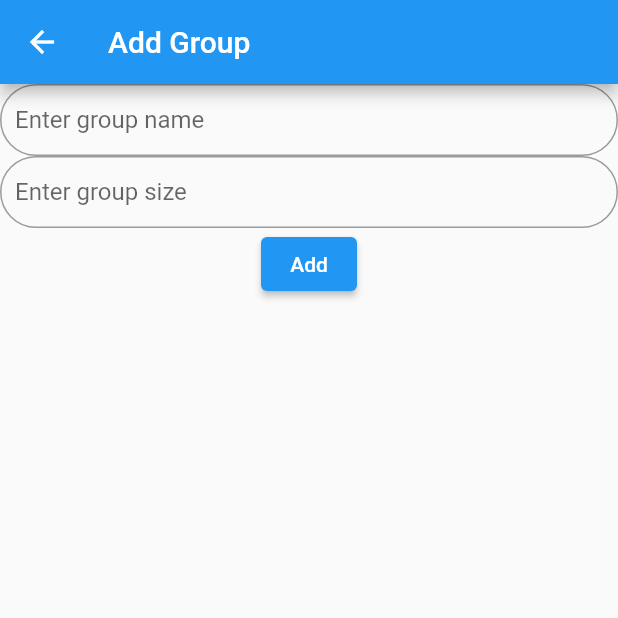
After one commit to aman123424/KLPDTechSoc, a Flutter app: the screen it shows after launch, after a tap on "Add Group", on a phone screen of 412 x 824 dp, the top half of it. The commit adds this screen. Run offline on Flutter 3.47's test engine with Material 2 defaults, Android fonts, the phone set to English and light mode, and no system bars.

Commit message:
Home page

```diff
--- /dev/null
+++ b/KLPDTechSoc-master/lib/Group.dart
@@ -0,0 +1,9 @@
+import 'package:techsoc_comp/User.dart';
+
+class Group{
+  String name;
+  String size;
+  List<User> members;
+
+  Group({required this.name, required this.size, required this.members});
+}
--- /dev/null
+++ b/KLPDTechSoc-master/lib/add_group.dart
@@ -0,0 +1,86 @@
+import 'package:flutter/material.dart';
+import 'package:techsoc_comp/Group.dart';
+
+
+class AddGroup extends StatefulWidget {
+  const AddGroup({Key? key, required this.groups}) : super(key: key);
+  final List<Group> groups;
+
+  @override
+  State<AddGroup> createState() => _AddGroupState();
+}
+
+class _AddGroupState extends State<AddGroup> {
+
+  TextEditingController nameController = TextEditingController();
+  TextEditingController sizeController = TextEditingController();
+  final groupFormKey = GlobalKey<FormState>();
+
+  @override
+  Widget build(BuildContext context) {
+    return Scaffold(
+      appBar: AppBar(
+        title: Text("Add Group"),
+      ),
+      body: Form(
+        key: groupFormKey,
+        child: Column(
+          crossAxisAlignment: CrossAxisAlignment.center,
+          children: [
+            TextFormField(
+              controller: nameController,
+              decoration: InputDecoration(
+                contentPadding:
+                const EdgeInsets.fromLTRB(
+                    10.0, 10.0, 5.0, 2.0),
+                border: OutlineInputBorder(
+                  borderRadius:
+                  BorderRadius.circular(100.0),
+                ),
+                hintText: 'Enter group name',
+              ),
+              validator: (value) {
+                if (value == null || value.isEmpty) {
+                  return "Please enter the group name";
+                }
+                return null;
+              },
+            ),
+
+            TextFormField(
+              controller: sizeController,
+              keyboardType: TextInputType.number,
+              decoration: InputDecoration(
+                contentPadding:
+                const EdgeInsets.fromLTRB(
+                    10.0, 10.0, 5.0, 2.0),
+                border: OutlineInputBorder(
+                  borderRadius:
+                  BorderRadius.circular(100.0),
+                ),
+                hintText: 'Enter group size',
+              ),
+              validator: (value) {
+                if (value == null || value.isEmpty) {
+                  return "Please enter the group size";
+                }
+                return null;
+              },
+            ),
+
+            Center(
+                child: ElevatedButton(
+                    onPressed: () {
+                      if(groupFormKey.currentState!.validate()){
+                        Navigator.pop(context,Group(name: nameController.text, size: sizeController.text, members: []));
+                      }
+                    },
+                    child: Text("Add")
+                )
+            )
+          ],
+        ),
+      )
+    );
+  }
+}
--- a/KLPDTechSoc-master/lib/main.dart
+++ b/KLPDTechSoc-master/lib/main.dart
@@ -1,6 +1,8 @@
 import 'package:flutter/material.dart';
 import 'package:techsoc_comp/Add_expense.dart';
 import 'package:techsoc_comp/User.dart';
+import 'package:techsoc_comp/add_group.dart';
+import 'package:techsoc_comp/Group.dart';
 
 void main() {
   runApp(const MyApp());
@@ -35,22 +37,108 @@ class MyHomePage extends StatefulWidget {
 
 class _MyHomePageState extends State<MyHomePage> {
 
+  List<Group> groups = [];
+
   @override
   Widget build(BuildContext context) {
+    print(groups.length);
     return Scaffold(
       appBar: AppBar(
         title: Text(widget.title),
       ),
       body: Column(
+        mainAxisAlignment: groups.isEmpty? MainAxisAlignment.center : MainAxisAlignment.start,
+        crossAxisAlignment: CrossAxisAlignment.center,
         children: [
-          Text(""),
+          if(groups.isEmpty)
+            Center(child: Text("Please add a group")),
+
+          if(groups.isNotEmpty)
+            ListView.builder(
+              shrinkWrap: true,
+              itemCount: groups.length,
+              itemBuilder: (BuildContext context, int index) {
+                return
+                  // CheckboxListTile(value: value, onChanged: onChanged),
+                  ListTile(
+                    leading: Container(
+                      padding: EdgeInsets.all(5),
+                        decoration: BoxDecoration(
+                        ),
+                        child: Icon(
+                            Icons.group)
+                    ),
+                    trailing: Text(
+                      groups[index].size,
+                      style: TextStyle(color: Colors.green, fontSize: 15),
+                    ),
+                    title: Text(groups[index].name),
+                    onTap: () {
+                      Navigator.push(context, MaterialPageRoute(builder: (context) => addExpense()));
+                    },
+                    onLongPress: () {
+                      showDialog(
+                        context: context,
+                        builder: (context) => AlertDialog(
+                          title: const Text("Delete Group"),
+                          content: Text("Are you sure you want to delete ${groups[index].name}"),
+                          actions: <Widget>[
+                            Row(
+                              mainAxisAlignment: MainAxisAlignment.spaceEvenly,
+                              children: [
+                                ElevatedButton(
+                                  onPressed: () {
+                                    Navigator.of(context).pop();
+                                  },
+                                  child: Container(
+                                    padding: const EdgeInsets.all(14),
+                                    child: const Text("Cancel"),
+                                  ),
+                                ),
+                                ElevatedButton(
+                                  onPressed: () {
+                                    setState(() {
+                                      groups.removeAt(index);
+                                    });
+                                    Navigator.of(context).pop();
+                                  },
+                                  child: Container(
+                                    padding: const EdgeInsets.all(14),
+                                    child: const Text("Delete"),
+                                  ),
+                                ),
+                              ],
+                            )
+                          ],
+                        ),
+                      );
+                    },
+                  );
+
+              },
+            ),
         ],
       ),
-      floatingActionButton: FloatingActionButton(
-        onPressed: () {
-          Navigator.push(context, MaterialPageRoute(builder: (context)=> addExpense() ));
-        },
-
+      floatingActionButton: Container(
+        width: MediaQuery.of(context).size.width*0.45,
+        height: 50,
+        child: ElevatedButton(
+          onPressed: () async{
+            dynamic result = await Navigator.push(context, MaterialPageRoute(builder: (context)=> AddGroup(groups: groups,)));
+            setState(() {
+              groups.add(result);
+            });
+          },
+          style: ElevatedButton.styleFrom(
+          ),
+          child: Row(
+            mainAxisAlignment: MainAxisAlignment.spaceEvenly,
+            children: const [
+              Icon(Icons.group_add_outlined),
+              Text("Add Group"),
+            ],
+          ),
+        ),
       ),
     );
   }
--- a/KLPDTechSoc-master/lib/splitTo.dart
+++ b/KLPDTechSoc-master/lib/splitTo.dart
@@ -31,7 +31,8 @@ class _splitToState extends State<splitTo> {
             shrinkWrap: true,
             itemCount: widget.users.length,
             itemBuilder: (BuildContext context, int index) {
-              return CheckboxListTile(value: value, onChanged: onChanged),
+              return
+                // CheckboxListTile(value: value, onChanged: onChanged),
                 ListTile(
                 leading: const Icon(Icons.list),
                 trailing: const Text(
```
